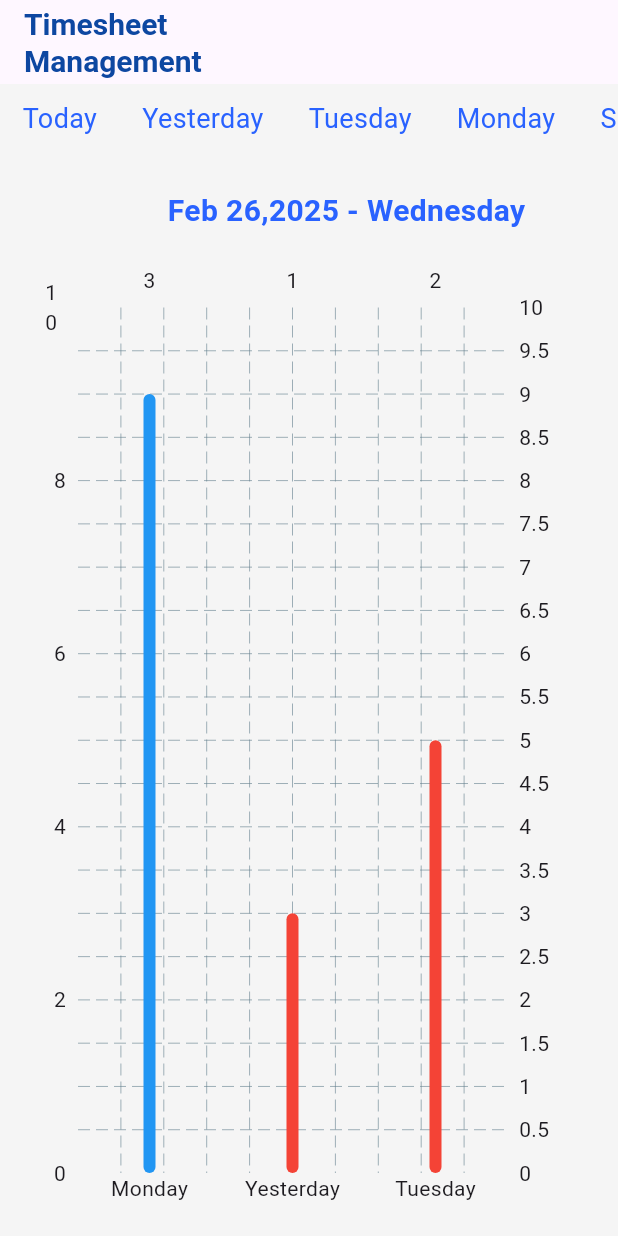
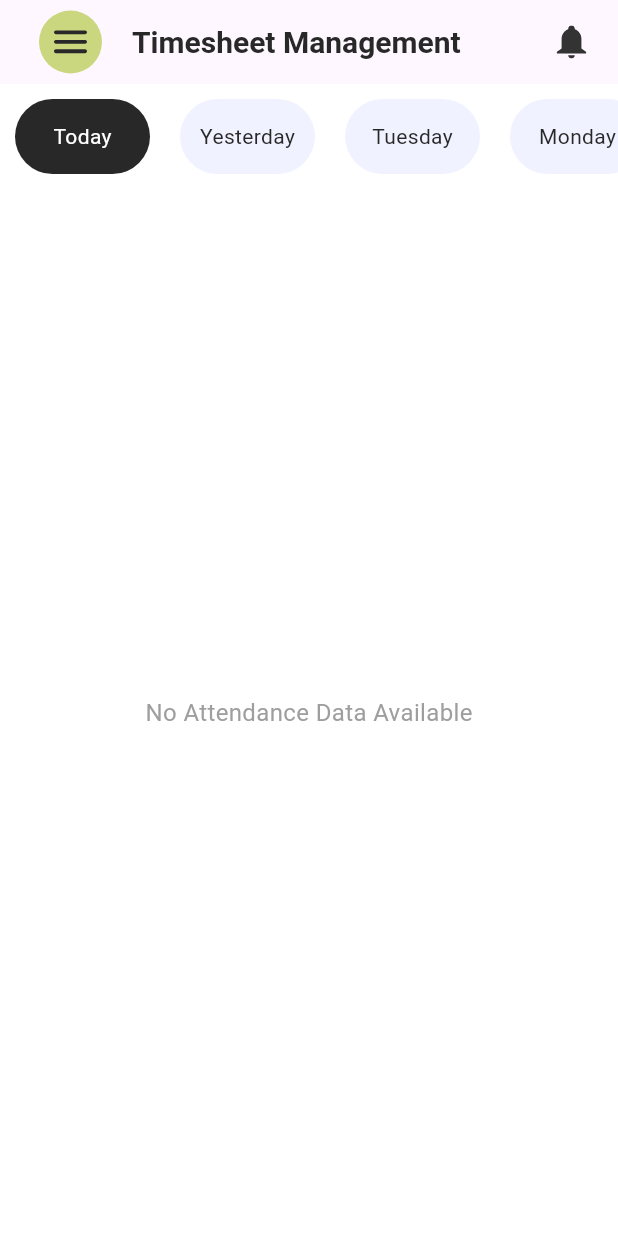
Before and after one commit to Irtaza4/simple_ui, a Flutter app: the screen it shows after launch, on a phone screen of 412 x 824 dp. Run offline on Flutter 3.47's test engine with Material 3 defaults, Android fonts, the phone set to English and light mode, and no system bars; drawn by our look-alikes of fl_chart; our stand-ins replace flutter_svg.

Commit message:
attendence_screen

```diff
--- a/lib/attendance_screen.dart
+++ b/lib/attendance_screen.dart
@@ -1,7 +1,7 @@
-import 'package:fl_chart/fl_chart.dart';
 import 'package:flutter/material.dart';
+import 'package:intl/intl.dart';
 import 'package:screen_design/break_container.dart';
-
+import 'package:screen_design/functions.dart';
 import 'package:screen_design/model/attendance_data.dart';
 
 class AttendanceScreen extends StatefulWidget {
@@ -23,53 +23,78 @@ class _AttendanceScreenState extends State<AttendanceScreen> {
     "Thursday": [
       {
         "id": "485",
-        "clock_in": "2025-03-03 09:43:00",
-        "clock_out": "2025-03-03 05:43:00",
+        "clock_in": "2025-04-03 09:43:00",
+        "clock_out": "2025-04-03 17:43:00",
         "status_2": "clock_in",
-        "durtion": "",
+        "duration": "8h 0m",
         "total_break": "0h:0m"
       },
       {
         "id": "561",
-        "clock_in": " ",
-        "clock_out": " ",
+        "clock_in": "2025-04-03 09:43:00",
+        "clock_out": "2025-04-03 17:43:00",
         "status_2": "pending",
-        "durtion": "",
+        "duration": "8h 0m",
         "total_break": "0h:0m"
       },
     ]
   };
 
   List<AttendanceData> attendanceData = [];
-  List<AttendanceEntry> data = [];
-
-  int selectedDay = -1;
+  int selectedDay = 0;
 
   @override
   void initState() {
     super.initState();
-    demodata.forEach((key, item) {
-      data.clear();
-      item.forEach((dt) {
-        data.add(AttendanceEntry.fromJson(dt));
-      });
-      attendanceData.add(AttendanceData(list:  data,key: key));
+    _initializeData();
+  }
+
+  void _initializeData() {
+    attendanceData.clear();
+    demodata.forEach((key, value) {
+      List<AttendanceEntry> entries = [];
+      for (var dt in value) {
+        entries.add(AttendanceEntry.fromJson(dt));
+      }
+      attendanceData.add(AttendanceData(list: entries, key: key));
     });
   }
 
   @override
   Widget build(BuildContext context) {
     return Scaffold(
-      backgroundColor: Colors.grey.shade100,
+      backgroundColor: Colors.white,
       appBar: AppBar(
-        title: Text(
-          'Timesheet\nManagement',
+        title: Row(
+          children: [
+            Padding(
+              padding: const EdgeInsets.symmetric(horizontal: 10),
+              child: Container(
+                  padding: EdgeInsets.symmetric(horizontal: 10, vertical: 10),
+                  decoration: BoxDecoration(
+                      color: Color(0xffCAD77F),
+                      borderRadius: BorderRadius.circular(100)),
+                  child: Functions.getSVG('assets/images/three_lines.svg')),
+            ),
+            Padding(
+              padding: const EdgeInsets.symmetric(horizontal: 10),
+              child: Text(
+                'Timesheet Management',
                 style: TextStyle(
-            color: Colors.blue.shade900,
+                  color: Color(0xff282828),
                   fontSize: 20,
                   fontWeight: FontWeight.bold,
                 ),
               ),
+            ),
+          ],
+        ),
+        actions: [
+          Padding(
+            padding: const EdgeInsets.symmetric(horizontal: 20),
+            child: Functions.getSVG('assets/images/bell_icon.svg'),
+          )
+        ],
       ),
       body: Column(
         children: [
@@ -81,23 +106,32 @@ class _AttendanceScreenState extends State<AttendanceScreen> {
                 scrollDirection: Axis.horizontal,
                 itemCount: demodata.keys.length,
                 itemBuilder: (context, index) {
-                  final days = demodata.keys.toList()[index];
+                  final day = demodata.keys.toList()[index];
                   return Padding(
-                    padding: const EdgeInsets.symmetric(horizontal: 15),
+                    padding: const EdgeInsets.symmetric(horizontal: 10),
                     child: InkWell(
                       onTap: () {
                         setState(() {
                           selectedDay = index;
                         });
                       },
+                      child: Container(
+                        width: 90,
+                        decoration: BoxDecoration(
+                            color: selectedDay == index
+                                ? Color(0xff282828)
+                                : Color(0xffF0F2FF),
+                            borderRadius: BorderRadius.circular(100)),
+                        child: Center(
                           child: Text(
-                        days,
+                            day,
                             style: TextStyle(
-                          color: Colors.blueAccent.shade700,
-                          fontSize: 18,
-                          fontWeight: selectedDay == index
-                              ? FontWeight.bold
-                              : FontWeight.normal,
+                              color: selectedDay == index
+                                  ? Color(0xffFFFFFF)
+                                  : Color(0xff282828),
+                              fontSize: 14,
+                            ),
+                          ),
                         ),
                       ),
                     ),
@@ -106,57 +140,28 @@ class _AttendanceScreenState extends State<AttendanceScreen> {
               ),
             ),
           ),
-
-          if(selectedDay!=-1 ) Expanded(
-            child: ListView.builder(
+          Expanded(
+            child: attendanceData.isNotEmpty &&
+                selectedDay < attendanceData.length &&
+                attendanceData[selectedDay].list.isNotEmpty
+                ? ListView.builder(
               itemCount: attendanceData[selectedDay].list.length,
-                  itemBuilder: (context,index){
+              itemBuilder: (context, index) {
                 return Padding(
-                        padding: const EdgeInsets.symmetric(horizontal: 15),
-                        child: BreakContainer(attendanceEntry: attendanceData[selectedDay].list[index])
+                  padding: const EdgeInsets.symmetric(horizontal: 15,vertical: 10),
+                  child: BreakContainer(
+                    attendanceEntry: attendanceData[selectedDay].list[index],
+                  ),
                 );
-                  }),
-          ),
-
-          Padding(
-            padding: const EdgeInsets.only(left: 50),
-            child: Text('Feb 26,2025 - Wednesday',style: TextStyle(
-              fontWeight: FontWeight.bold,
-              color: Colors.blueAccent.shade700,
-              fontSize: 20,
-            ),),
-          ),
-          Expanded(
-            child: Padding(
-              padding: const EdgeInsets.symmetric(vertical: 20,horizontal: 30),
-              child: BarChart(
-                BarChartData(
-                  alignment: BarChartAlignment.spaceAround,
-                  maxY: 10,
-                  barTouchData: BarTouchData(enabled: false),
-                  titlesData: FlTitlesData(
-                    leftTitles: AxisTitles(
-                      sideTitles: SideTitles(showTitles: true, interval: 2),
-                    ),
-                    bottomTitles: AxisTitles(
-                      sideTitles: SideTitles(
-                        showTitles: true,
-                        getTitlesWidget: (double value, TitleMeta meta) {//['Mon', 'Tue', 'Wed', 'Thu', 'Fri', 'Sat', 'Sun']
-                          return Text(demodata.keys.toList()[value.toInt()]);
               },
+            )
+                : Center(
+              child: Text(
+                'No Attendance Data Available',
+                style: TextStyle(fontSize: 16, color: Colors.grey),
               ),
             ),
           ),
-                  borderData: FlBorderData(show: false),
-                  barGroups: [
-                    BarChartGroupData(x: 3, barRods: [BarChartRodData(toY: 9, color: Colors.blue)]),
-                    BarChartGroupData(x: 1, barRods: [BarChartRodData(toY: 3, color: Colors.red)]),
-                    BarChartGroupData(x: 2, barRods: [BarChartRodData(toY: 5, color: Colors.red)]),
-                  ],
-                ),
-              ),
-            ),
-          )
         ],
       ),
     );
--- /dev/null
+++ b/lib/functions.dart
@@ -0,0 +1,19 @@
+import 'package:flutter/material.dart';
+import 'package:flutter_svg/svg.dart';
+class Functions{
+
+
+  static Widget getSVG(String icon,
+      {double? height, double? width, double? size, Color? clr, bool? filled}) {
+    return SizedBox(
+      height: height ?? size ?? 22,
+      width: width ?? size ?? 22,
+      child: SvgPicture.asset(
+        icon,
+        fit: filled != null ? BoxFit.fill : BoxFit.contain,
+        height: height ?? size ?? 22,
+        width: width ?? size ?? 22,
+        color: clr,
+      ),
+    );
+  }}
--- a/lib/model/attendance_data.dart
+++ b/lib/model/attendance_data.dart
@@ -31,7 +31,7 @@ class AttendanceEntry {
       clockIn: json['clock_in'] == null || json['clock_in'] == "0000-00-00 00:00:00" ? null : json['clock_in'],
       clockOut: json['clock_out'] == null || json['clock_out'] == "0000-00-00 00:00:00" ? null : json['clock_out'],
       status: json['status_2'],
-      duration: json['durtion'].isEmpty ? "0h:0m" : json['durtion'],
+      duration: json['durtion']==null || json['durtion'].isEmpty ? "0h:0m" : json['durtion'],
       totalBreak: json['total_break'],
     );
   }
```
Also changed, not shown: lib/break_container.dart (+45 -145 lines), assets/images/bell_icon.svg (added), assets/images/divider_svg.svg (added), assets/images/three_lines.svg (added). Lines whose indentation alone changed are shown as unchanged.
